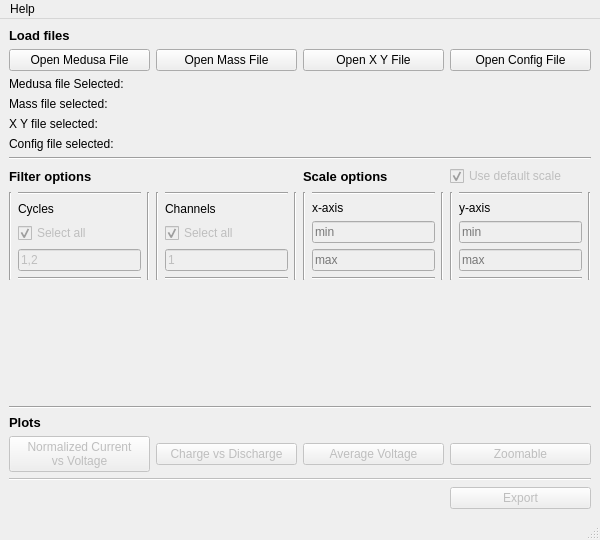
This is karlie/view/app.ui in abdullahsumbal/data-analysis as Qt 5 draws it before an edit. The edited form follows.
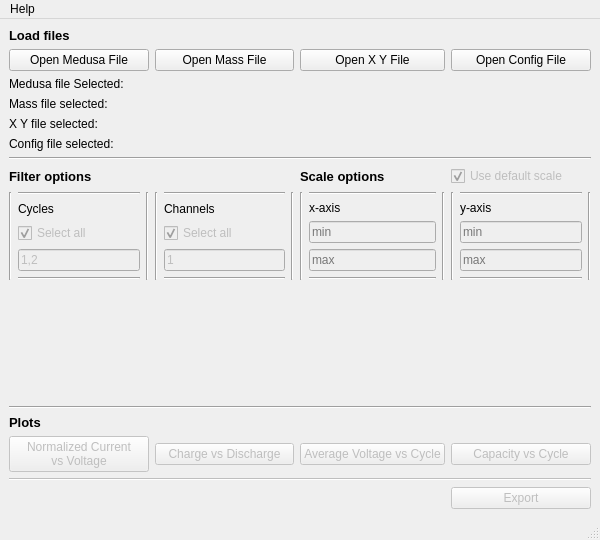
This is the edited form.

What changed in the file:
```diff
--- a/karlie/view/app.ui
+++ b/karlie/view/app.ui
@@ -499,7 +499,7 @@
          <bool>false</bool>
         </property>
         <property name="text">
-         <string>Average Voltage</string>
+         <string>Average Voltage vs Cycle</string>
         </property>
        </widget>
       </item>
@@ -509,7 +509,7 @@
          <bool>false</bool>
         </property>
         <property name="text">
-         <string>Zoomable</string>
+         <string>Capacity vs Cycle</string>
         </property>
        </widget>
       </item>
```
Left out of the diff: 2 changed lines with no effect on the pictures.
